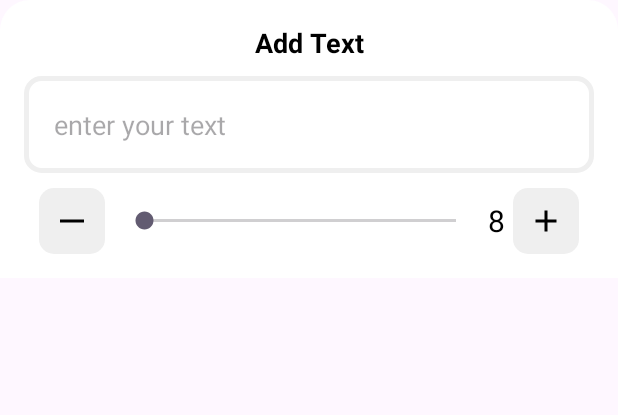
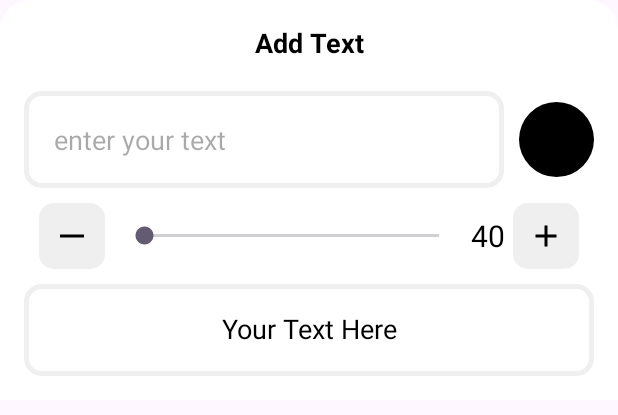
Before and after one commit to Lakshyapachkhede/EasyPaint, an Android app: the layout add_text_dialog.xml on its own in the app's theme, with its tools: preview values and no code run, on a phone screen of 412 x 824 dp. Shown: the top 415 px of the screen. Run offline under Robolectric (Android 15) with nearby library versions, the phone set to English and light mode, and no system bars; Roboto replaces fonts that are not available here.

Commit message:
added drawing text

```diff
--- a/app/src/main/java/com/pachkhede/easypaint/DrawingView.kt
+++ b/app/src/main/java/com/pachkhede/easypaint/DrawingView.kt
@@ -98,7 +98,7 @@ class DrawingView(context: Context, attrs: AttributeSet) : View(context, attrs)
 
     val textpaint = Paint().apply {
         color = currColor
-        textSize = 8f
+        textSize = 40f
         typeface = Typeface.DEFAULT
         isAntiAlias = true
     }
--- a/app/src/main/res/layout/add_text_dialog.xml
+++ b/app/src/main/res/layout/add_text_dialog.xml
@@ -1,50 +1,69 @@
 <?xml version="1.0" encoding="utf-8"?>
 <LinearLayout xmlns:android="http://schemas.android.com/apk/res/android"
-    android:orientation="vertical"
     android:layout_width="match_parent"
     android:layout_height="wrap_content"
-    android:padding="16dp"
     android:background="@drawable/bottom_sheet_background"
-    >
+    android:orientation="vertical"
+    android:padding="16dp">
 
 
     <TextView
         android:id="@+id/dialogTitle"
         android:layout_width="match_parent"
         android:layout_height="wrap_content"
+        android:layout_marginBottom="10dp"
         android:text="Add Text"
         android:textAlignment="center"
         android:textColor="@color/black"
         android:textSize="18sp"
-        android:textStyle="bold"
-        android:layout_marginBottom="10dp"
-        />
-
-    <EditText
-        android:id="@+id/add_text_input"
-        android:layout_width="match_parent"
-        android:layout_height="wrap_content"
-        android:padding="20dp"
-        android:background="@drawable/add_text_input_background"
-        android:hint="enter your text"
-
-        />
+        android:textStyle="bold" />
 
     <LinearLayout
         android:layout_width="match_parent"
         android:layout_height="wrap_content"
+        android:layout_marginTop="10dp"
         android:orientation="horizontal"
+        >
+
+        <EditText
+            android:id="@+id/add_text_input"
+            android:layout_width="0dp"
+            android:layout_weight="1"
+            android:layout_height="wrap_content"
+            android:background="@drawable/add_text_input_background"
+            android:hint="enter your text"
+            android:maxLength="50"
+            android:maxLines="1"
+            android:padding="20dp"
+            android:layout_marginEnd="10dp"
+
+            />
+
+        <View
+            android:id="@+id/textColorIndicator"
+            android:layout_width="50dp"
+            android:layout_height="50dp"
+            android:layout_gravity="center"
+            android:background="@drawable/color_indicator"
+            />
+
+
+    </LinearLayout>
+
+    <LinearLayout
+        android:layout_width="match_parent"
+        android:layout_height="wrap_content"
         android:layout_marginTop="10dp"
-        >
+        android:orientation="horizontal">
 
         <ImageView
             android:id="@+id/textSizeDecrease"
             android:layout_width="wrap_content"
             android:layout_height="wrap_content"
+            android:layout_marginStart="10dp"
+            android:background="@drawable/round_back_white"
+            android:padding="10dp"
             android:src="@drawable/baseline_substract_24"
-            android:layout_marginStart="10dp"
-            android:padding="10dp"
-            android:background="@drawable/round_back_white"
 
             />
 
@@ -53,12 +72,12 @@
             android:id="@+id/textSizeSeekBar"
             android:layout_width="0dp"
             android:layout_height="wrap_content"
-            android:max="100"
-            android:min="0"
-            android:layout_weight="1"
             android:layout_gravity="center_vertical"
             android:layout_marginStart="10dp"
             android:layout_marginEnd="5dp"
+            android:layout_weight="1"
+            android:max="100"
+            android:min="10"
 
             />
 
@@ -67,36 +86,36 @@
             android:layout_width="wrap_content"
             android:layout_height="wrap_content"
             android:layout_gravity="center"
-            android:text="8"
+            android:layout_marginEnd="5dp"
+            android:text="40"
             android:textColor="@color/black"
-            android:textSize="20sp"
-            android:layout_marginEnd="5dp"
-            />
+            android:textSize="20sp" />
 
         <ImageView
             android:id="@+id/textSizeIncrease"
             android:layout_width="wrap_content"
             android:layout_height="wrap_content"
-            android:src="@drawable/baseline_add_24"
             android:layout_marginEnd="10dp"
+            android:background="@drawable/round_back_white"
             android:padding="10dp"
-            android:background="@drawable/round_back_white"
-            />
-
+            android:src="@drawable/baseline_add_24" />
 
 
     </LinearLayout>
 
-
-
-
-
-
-
-
-
-
-
+    <TextView
+        android:id="@+id/demoText"
+        android:layout_width="match_parent"
+        android:layout_height="wrap_content"
+        android:layout_marginTop="10dp"
+        android:background="@drawable/add_text_input_background"
+        android:includeFontPadding="false"
+        android:paddingVertical="20dp"
+        android:paddingHorizontal="5dp"
+        android:text="Your Text Here"
+        android:textAlignment="center"
+        android:textColor="@color/black"
+        android:textSize="18dp" />
 
 
 </LinearLayout>
```
Also changed, not shown: app/src/main/java/com/pachkhede/easypaint/MainActivity.kt (+55 -4 lines).
